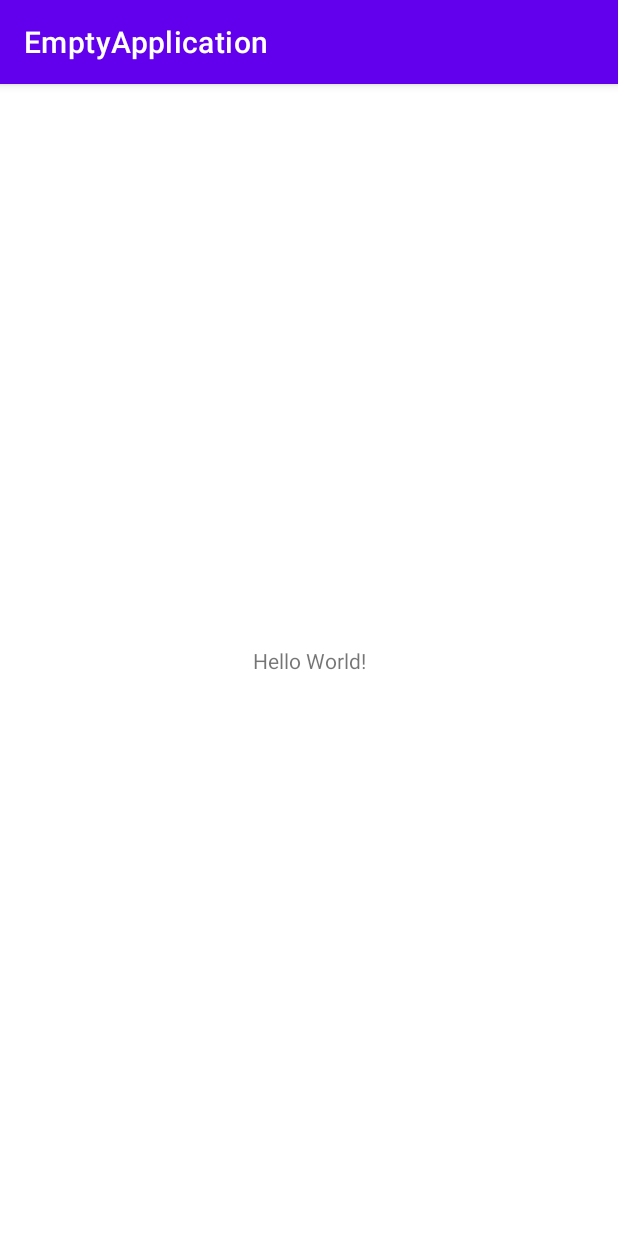
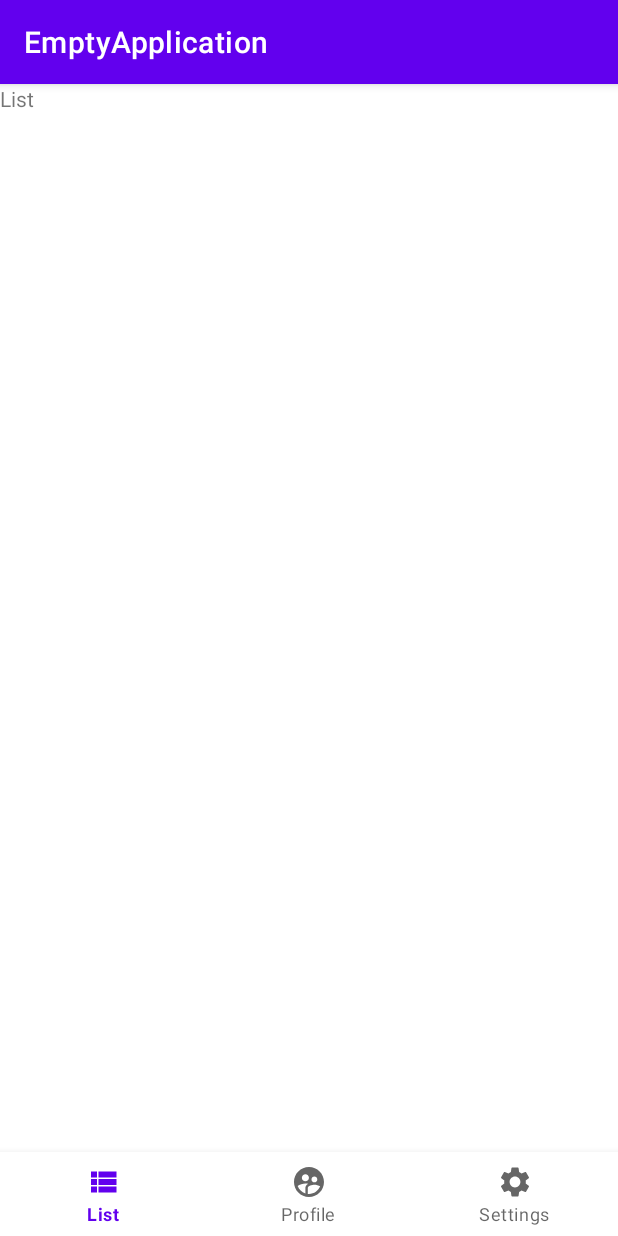
Before and after one commit to alvarodaniel294/AndroidTraining, an Android app: the screen it shows after launch (MainActivity), on a phone screen of 412 x 824 dp. Run offline under Robolectric (Android 15) with nearby library versions, the phone set to English and light mode, and no system bars; our stand-ins replace navigation-ui.

Commit message:
navigation implemented

```diff
--- a/EmptyApplication/app/src/main/java/com/bootcamp/emptyapplication/MainActivity.kt
+++ b/EmptyApplication/app/src/main/java/com/bootcamp/emptyapplication/MainActivity.kt
@@ -2,10 +2,21 @@ package com.bootcamp.emptyapplication
 
 import androidx.appcompat.app.AppCompatActivity
 import android.os.Bundle
+import androidx.navigation.fragment.NavHostFragment
+import androidx.navigation.ui.setupWithNavController
+import com.google.android.material.bottomnavigation.BottomNavigationView
 
 class MainActivity : AppCompatActivity() {
     override fun onCreate(savedInstanceState: Bundle?) {
         super.onCreate(savedInstanceState)
         setContentView(R.layout.activity_main)
+
+        val navHostFragment: NavHostFragment = supportFragmentManager.findFragmentById(R.id.nav_host_fragment) as NavHostFragment
+
+        val navigation = navHostFragment.navController
+
+        val bottomNavigationView = findViewById<BottomNavigationView>(R.id.bottomView)
+
+        bottomNavigationView.setupWithNavController(navigation)
     }
 }
--- a/EmptyApplication/app/src/main/res/layout/activity_main.xml
+++ b/EmptyApplication/app/src/main/res/layout/activity_main.xml
@@ -6,13 +6,22 @@
     android:layout_height="match_parent"
     tools:context=".MainActivity">
 
-    <TextView
-        android:layout_width="wrap_content"
+    <androidx.fragment.app.FragmentContainerView
+        android:id="@+id/nav_host_fragment"
+        android:layout_width="match_parent"
+        android:layout_height="0dp"
+        app:layout_constraintTop_toTopOf="parent"
+        android:name="androidx.navigation.fragment.NavHostFragment"
+        app:defaultNavHost="true"
+        app:navGraph="@navigation/nav_graph"
+        app:layout_constraintBottom_toTopOf="@id/bottomView"/>
+
+    <com.google.android.material.bottomnavigation.BottomNavigationView
+        android:id="@+id/bottomView"
+        android:layout_width="match_parent"
         android:layout_height="wrap_content"
-        android:text="Hello World!"
         app:layout_constraintBottom_toBottomOf="parent"
-        app:layout_constraintLeft_toLeftOf="parent"
-        app:layout_constraintRight_toRightOf="parent"
-        app:layout_constraintTop_toTopOf="parent" />
+        app:layout_constraintStart_toStartOf="parent"
+        app:menu="@menu/main_menu"/>
 
 </androidx.constraintlayout.widget.ConstraintLayout>
--- a/EmptyApplication/app/src/main/res/layout/fragment_list.xml
+++ b/EmptyApplication/app/src/main/res/layout/fragment_list.xml
@@ -9,6 +9,6 @@
     <TextView
         android:layout_width="match_parent"
         android:layout_height="match_parent"
-        android:text="@string/hello_blank_fragment" />
+        android:text="@string/list" />
 
 </FrameLayout>
--- a/EmptyApplication/app/src/main/res/layout/fragment_profile.xml
+++ b/EmptyApplication/app/src/main/res/layout/fragment_profile.xml
@@ -9,6 +9,6 @@
     <TextView
         android:layout_width="match_parent"
         android:layout_height="match_parent"
-        android:text="@string/hello_blank_fragment" />
+        android:text="@string/profile" />
 
 </FrameLayout>
--- a/EmptyApplication/app/src/main/res/layout/fragment_settings.xml
+++ b/EmptyApplication/app/src/main/res/layout/fragment_settings.xml
@@ -9,6 +9,6 @@
     <TextView
         android:layout_width="match_parent"
         android:layout_height="match_parent"
-        android:text="@string/hello_blank_fragment" />
+        android:text="@string/settings" />
 
 </FrameLayout>
```
